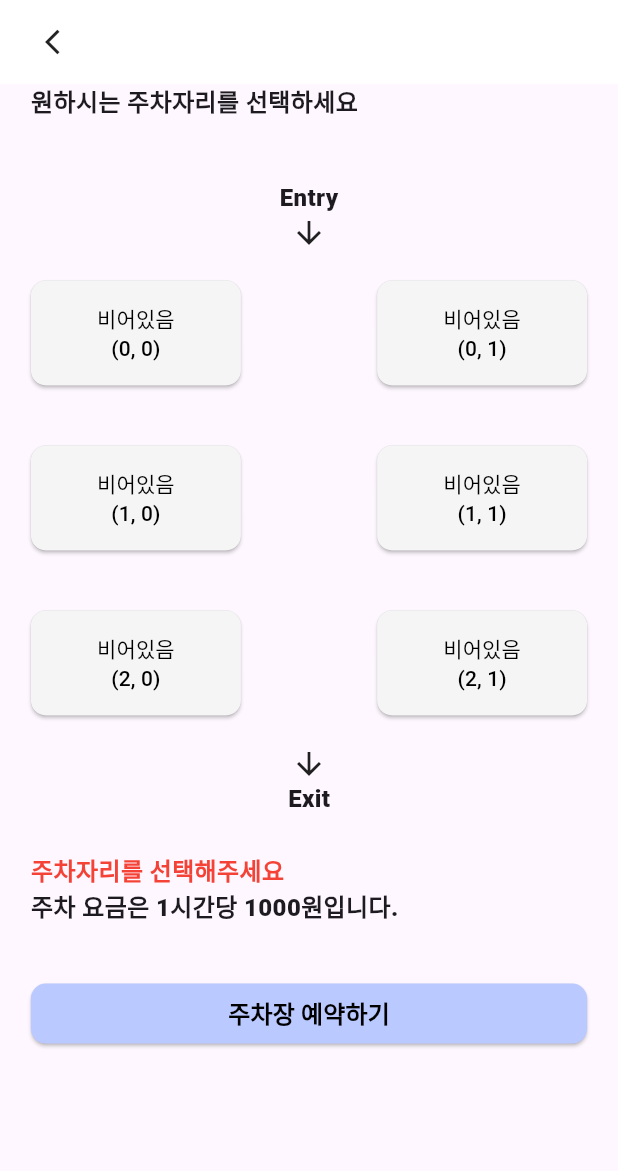
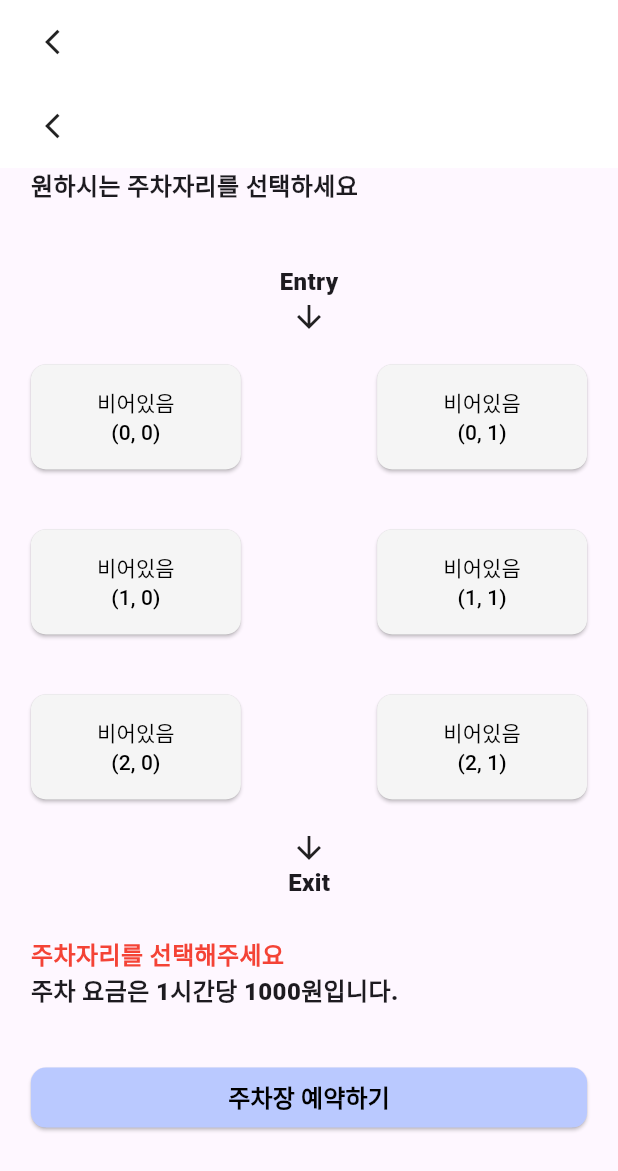
Before and after one commit to hyeonjoonpark/ORAI_IOT_APP, a Flutter app: the screen it shows after launch, after a tap on "주차장 예약하기", on a phone screen of 412 x 824 dp. Shown: the top 1171 px of the screen. Run offline on Flutter 3.47's test engine with Material 3 defaults, Android fonts, the phone set to English and light mode, and no system bars; our stand-ins replace flutter_map, flutter_screenutil, geolocator, get, latlong2; network calls fail.

Commit message:
FIX : page

```diff
--- a/lib/ui/components/navigation_body.dart
+++ b/lib/ui/components/navigation_body.dart
@@ -1,13 +1,14 @@
 import 'package:flutter/cupertino.dart';
 import 'package:orai/provider/bottom_navigation_provider.dart';
 import 'package:orai/ui/components/home_widget.dart';
+import 'package:orai/ui/components/my_car.dart';
 import 'package:orai/ui/components/my_page.dart';
-import 'package:orai/ui/screens/parking_lot.dart';
+import 'package:orai/ui/components/parking_lot_widget.dart';
 
 Widget navigationBody(BottomNavigationProvider provider) {
   return provider.currentPage == 0
       ? const HomeWidget()
       : provider.currentPage == 1
-          ? const ParkingLotPage()
+          ? const MyCarWidget()
           : const MyPageWidget();
 }
--- a/lib/ui/components/parking_lot_widget.dart
+++ b/lib/ui/components/parking_lot_widget.dart
@@ -2,6 +2,7 @@ import 'package:flutter/cupertino.dart';
 import 'package:flutter/material.dart';
 import 'package:flutter/widgets.dart';
 import 'package:flutter_screenutil/flutter_screenutil.dart';
+import 'package:orai/ui/components/nav_bar.dart';
 
 class ParkingLotWidget extends StatefulWidget {
   const ParkingLotWidget({super.key});
@@ -21,7 +22,9 @@ class _ParkingLotWidgetState extends State<ParkingLotWidget> {
   Widget build(BuildContext context) {
     return ScreenUtilInit(
       builder: (context, child) => Scaffold(
+        appBar: navBar(),
         body: SingleChildScrollView(
+          child: Center(
             child: Column(
               children: [
                 Container(
@@ -65,7 +68,8 @@ class _ParkingLotWidgetState extends State<ParkingLotWidget> {
                             decoration: BoxDecoration(
                               color: const Color(
                                   0xffDDDDDD), // Default color, will be overridden below
-                            borderRadius: BorderRadius.circular(10), // 모서리 둥글기
+                              borderRadius:
+                                  BorderRadius.circular(10), // 모서리 둥글기
                             ),
                             child: ElevatedButton(
                               onPressed: () {
@@ -184,6 +188,7 @@ class _ParkingLotWidgetState extends State<ParkingLotWidget> {
             ),
           ),
         ),
+      ),
     );
   }
 }
```
Lines whose indentation alone changed are shown as unchanged.
